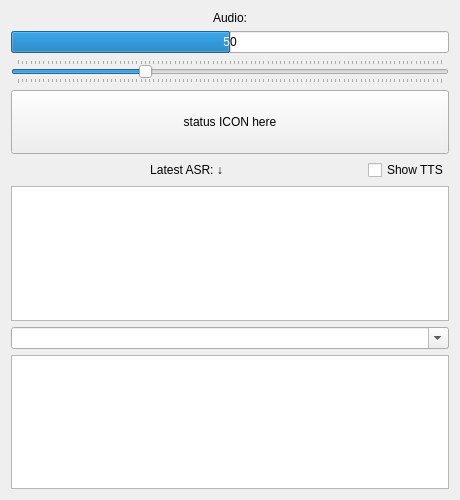
Qt form clf_speech_rqt/resource/clf_speech.ui (CentralLabFacilities/speech_recognition) before a commit.
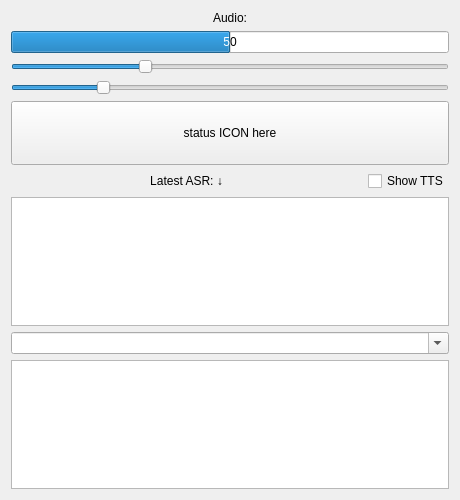
The same form after that commit. Custom widgets are drawn as their Qt base class.

Diff of the .ui file:
```diff
--- a/clf_speech_rqt/resource/clf_speech.ui
+++ b/clf_speech_rqt/resource/clf_speech.ui
@@ -61,7 +61,26 @@
       <enum>Qt::Horizontal</enum>
      </property>
      <property name="tickPosition">
-      <enum>QSlider::TicksBothSides</enum>
+      <enum>QSlider::NoTicks</enum>
+     </property>
+    </widget>
+   </item>
+   <item>
+    <widget class="QSlider" name="audio_slider_s">
+     <property name="toolTip">
+      <string>Min Speech energy until forced silence</string>
+     </property>
+     <property name="maximum">
+      <number>100</number>
+     </property>
+     <property name="value">
+      <number>20</number>
+     </property>
+     <property name="orientation">
+      <enum>Qt::Horizontal</enum>
+     </property>
+     <property name="tickPosition">
+      <enum>QSlider::NoTicks</enum>
      </property>
     </widget>
    </item>
```
Left out of the diff: 3 changed lines with no effect on the pictures.
